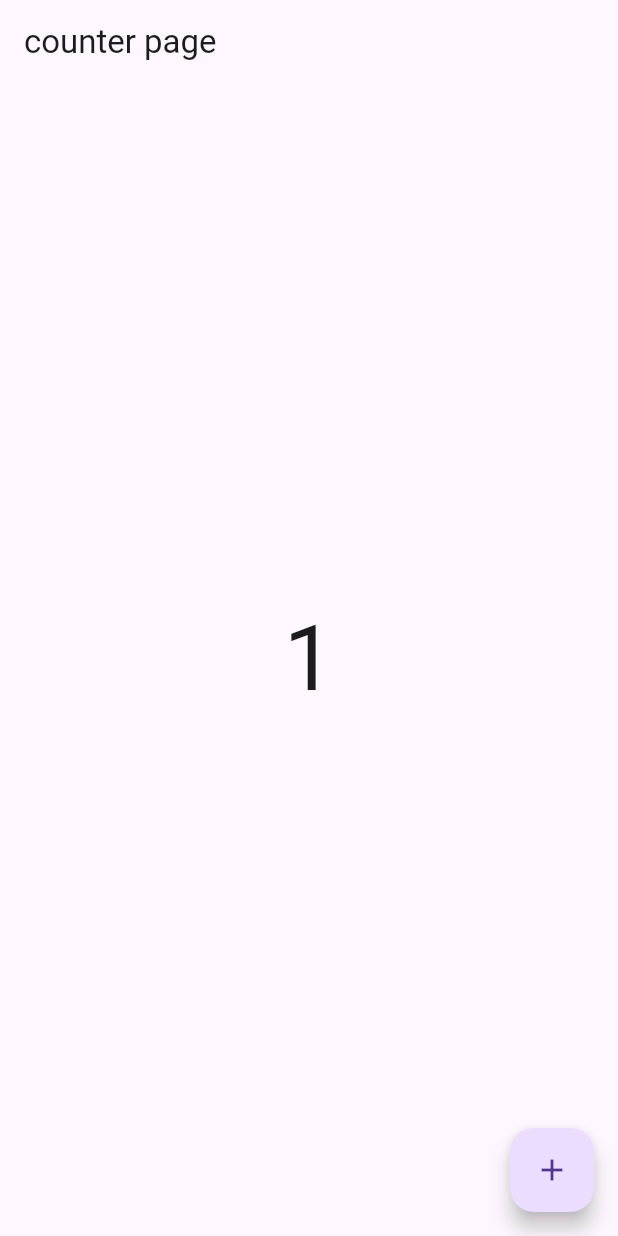
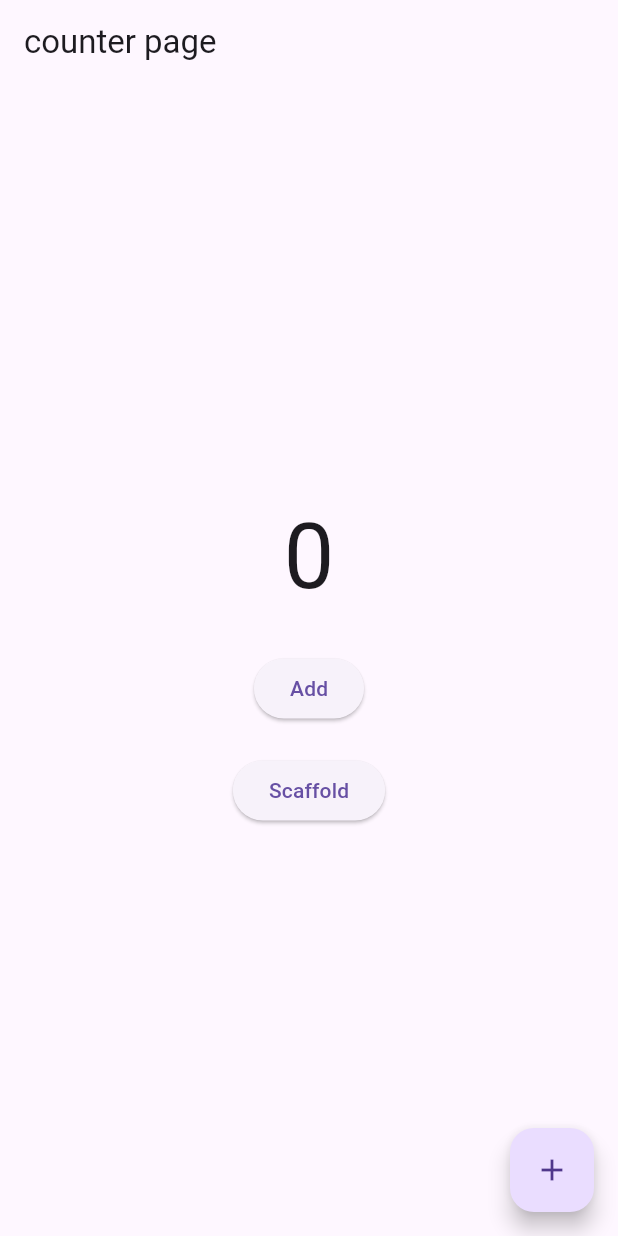
Before and after one commit to yashoda7/BLOC-Practice, a Flutter app: the screen it shows after launch, on a phone screen of 412 x 824 dp. Run offline on Flutter 3.47's test engine with Material 3 defaults, Android fonts, the phone set to English and light mode, and no system bars; our stand-ins replace bloc, flutter_bloc.

Commit message:
Bloc listener add successfully

```diff
--- a/lib/features/counter/bloc/bloc_bloc.dart
+++ b/lib/features/counter/bloc/bloc_bloc.dart
@@ -8,9 +8,9 @@ part 'bloc_state.dart';
 
 class BlocBloc extends Bloc<BlocEvent, BlocState> {
   BlocBloc() : super(BlocInitial()) {
-    on<CounterIncrementEvent>(
-      counterIncrementEvent
-    );
+    on<CounterIncrementEvent>(counterIncrementEvent);
+  on<CounterSnackbarActionEvent>(counterSnackbarActionEvent);
+  on<CounterIncreamentActionEvent>(counterIncreamentActionEvent);
   }
   int value=0;
 
@@ -18,4 +18,10 @@ class BlocBloc extends Bloc<BlocEvent, BlocState> {
     value=value+1;
     emit(CounterIncrementState(val: value));
   }
+  FutureOr<void> counterSnackbarActionEvent(CounterSnackbarActionEvent event,Emitter<BlocState> emit){
+    emit(CounterSnackbarActionState());
+  }
+  FutureOr<void>counterIncreamentActionEvent(CounterIncreamentActionEvent event,Emitter<BlocState> emit){
+    emit(CounterIncrementActionState());
+  }
 }
--- a/lib/features/counter/bloc/bloc_event.dart
+++ b/lib/features/counter/bloc/bloc_event.dart
@@ -7,3 +7,5 @@ sealed class BlocEvent {}
 class CounterIncrementEvent extends BlocEvent{
 
 }
+class CounterSnackbarActionEvent extends BlocEvent{}
+class CounterIncreamentActionEvent extends BlocEvent{}
--- a/lib/features/counter/bloc/bloc_state.dart
+++ b/lib/features/counter/bloc/bloc_state.dart
@@ -5,11 +5,13 @@ part of 'bloc_bloc.dart';
 sealed class BlocState {}
 
 final class BlocInitial extends BlocState {}
+abstract class CounterState extends BlocState{}
+class CounterSnackbarActionState extends CounterState{}
 
 class CounterIncrementState extends BlocState {
   int val;
    CounterIncrementState({
     required this.val,
   });
-
 }
+  class CounterIncrementActionState extends BlocState{}
--- a/lib/features/counter/ui/counter_page.dart
+++ b/lib/features/counter/ui/counter_page.dart
@@ -12,6 +12,7 @@ class CounterPage extends StatefulWidget {
 
 class _CounterPageState extends State<CounterPage> {
   BlocBloc counterBloc=BlocBloc();
+  int val=0;
   @override
 void initState() {
   super.initState();
@@ -27,31 +28,65 @@ void initState() {
         },
         child: Icon(Icons.add),
       ),
-      body: BlocBuilder<BlocBloc, BlocState>(
+      body:BlocListener<BlocBloc,BlocState>(
         bloc: counterBloc,
-        builder: (context, state) {
-          switch(state.runtimeType){
-
-            case CounterIncrementState :
-            final sucessState=state as CounterIncrementState;
-            return Center(
+        listener: (context, state) {
+          if(state is CounterSnackbarActionState ){
+            ScaffoldMessenger.of(context).showSnackBar(SnackBar(content: Text("snackbar")));
+          }
+          else if(state is CounterIncrementActionState){
+            setState(() {
+              val=val+1;
+            });
+          }
+        },
+        child:Center(
             child: Container(
               child: Column(
                 mainAxisAlignment: MainAxisAlignment.center,
-                children: [Text(sucessState.val.toString(), style: TextStyle(fontSize: 60))],
+                children: [Text(val.toString(), style: TextStyle(fontSize: 60)),
+                SizedBox(height: 20,),
+                ElevatedButton(onPressed: (){
+                  counterBloc.add(CounterIncreamentActionEvent());
+                }, child: Text("Add")),
+                SizedBox(height: 20,),
+                ElevatedButton(onPressed: (){
+                  counterBloc.add(CounterSnackbarActionEvent());
+                }, child: Text("Scaffold")),
+                ],
               ),
             ),
-          );
-          // break;
-          default:return Center(
-              child: Text('something went wrong', style: TextStyle(fontSize: 60),
-            ),
-          );
+      ),
+      ),
 
-          }
-
-        },
-      ),
     );
   }
 }
+//       body: BlocBuilder<BlocBloc, BlocState>(
+//         bloc: counterBloc,
+//         builder: (context, state) {
+//           switch(state.runtimeType){
+
+//             case CounterIncrementState :
+//             final sucessState=state as CounterIncrementState;
+            // return Center(
+            // child: Container(
+            //   child: Column(
+            //     mainAxisAlignment: MainAxisAlignment.center,
+            //     children: [Text(sucessState.val.toString(), style: TextStyle(fontSize: 60))],
+            //   ),
+            // ),
+//           );
+//           // break;
+//           default:return Center(
+//               child: Text('something went wrong', style: TextStyle(fontSize: 60),
+//             ),
+//           );
+
+//           }
+
+//         },
+//       ),
+//     );
+//   }
+// }
```
